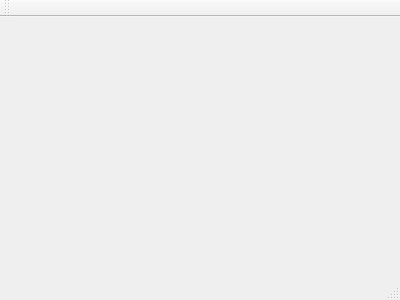
Qt form timeguard.ui (byebye/TimeGuard) before a commit.
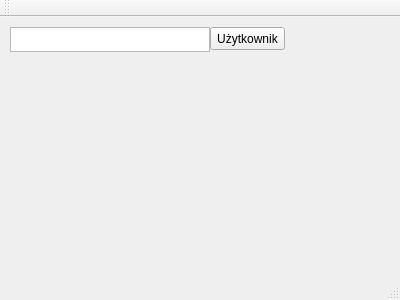
The same form after that commit.

Commit message: Display user name after clicking on button

```diff
--- a/timeguard.ui
+++ b/timeguard.ui
@@ -12,13 +12,55 @@
   <property name="windowTitle" >
    <string>TimeGuard</string>
   </property>
-  <widget class="QMenuBar" name="menuBar" />
-  <widget class="QToolBar" name="mainToolBar" />
-  <widget class="QWidget" name="centralWidget" />
-  <widget class="QStatusBar" name="statusBar" />
+  <widget class="QWidget" name="centralWidget">
+   <widget class="QPushButton" name="getUserNameButton">
+    <property name="geometry">
+     <rect>
+      <x>210</x>
+      <y>10</y>
+      <width>75</width>
+      <height>23</height>
+     </rect>
+    </property>
+    <property name="text">
+     <string>Użytkownik</string>
+    </property>
+    <property name="checkable">
+     <bool>false</bool>
+    </property>
+   </widget>
+   <widget class="QTextBrowser" name="loggedUsername">
+    <property name="geometry">
+     <rect>
+      <x>10</x>
+      <y>10</y>
+      <width>200</width>
+      <height>25</height>
+     </rect>
+    </property>
+   </widget>
+  </widget>
+  <widget class="QMenuBar" name="menuBar">
+   <property name="geometry">
+    <rect>
+     <x>0</x>
+     <y>0</y>
+     <width>400</width>
+     <height>21</height>
+    </rect>
+   </property>
+  </widget>
+  <widget class="QToolBar" name="mainToolBar">
+   <attribute name="toolBarArea">
+    <enum>TopToolBarArea</enum>
+   </attribute>
+   <attribute name="toolBarBreak">
+    <bool>false</bool>
+   </attribute>
+  </widget>
+  <widget class="QStatusBar" name="statusBar"/>
  </widget>
- <layoutDefault spacing="6" margin="11" />
- <pixmapfunction></pixmapfunction>
+ <layoutdefault spacing="6" margin="11"/>
  <resources/>
  <connections/>
 </ui>
```
Left out of the diff: 7 changed lines with no effect on the pictures. The commit also changes 4 other files.
